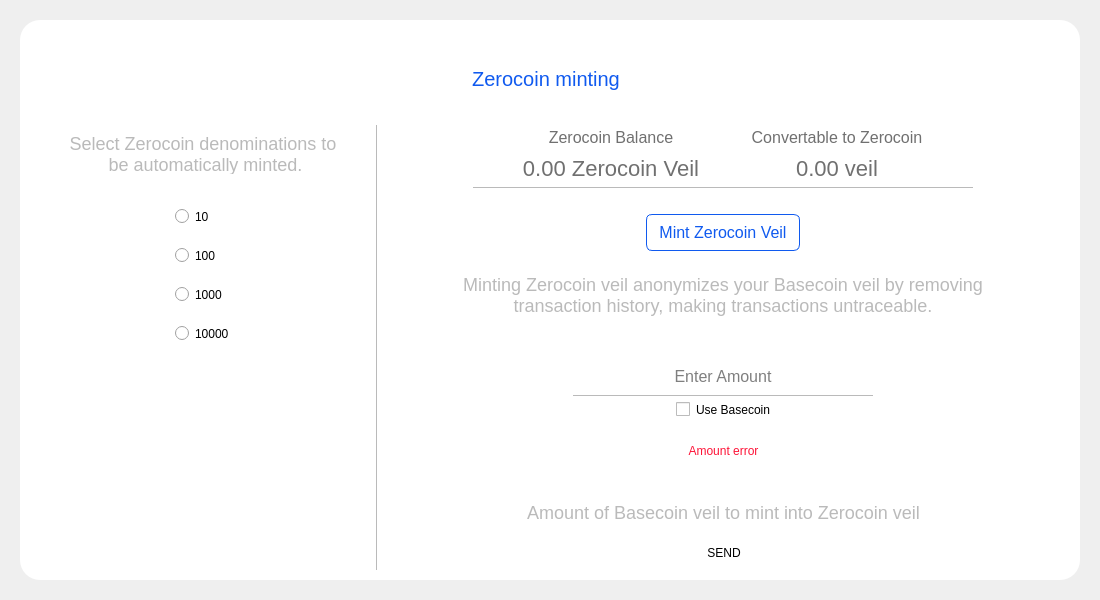
The window that src/qt/veil/forms/settingsminting.ui (Veil-Project/veil) describes before a commit, drawn with Qt 5.
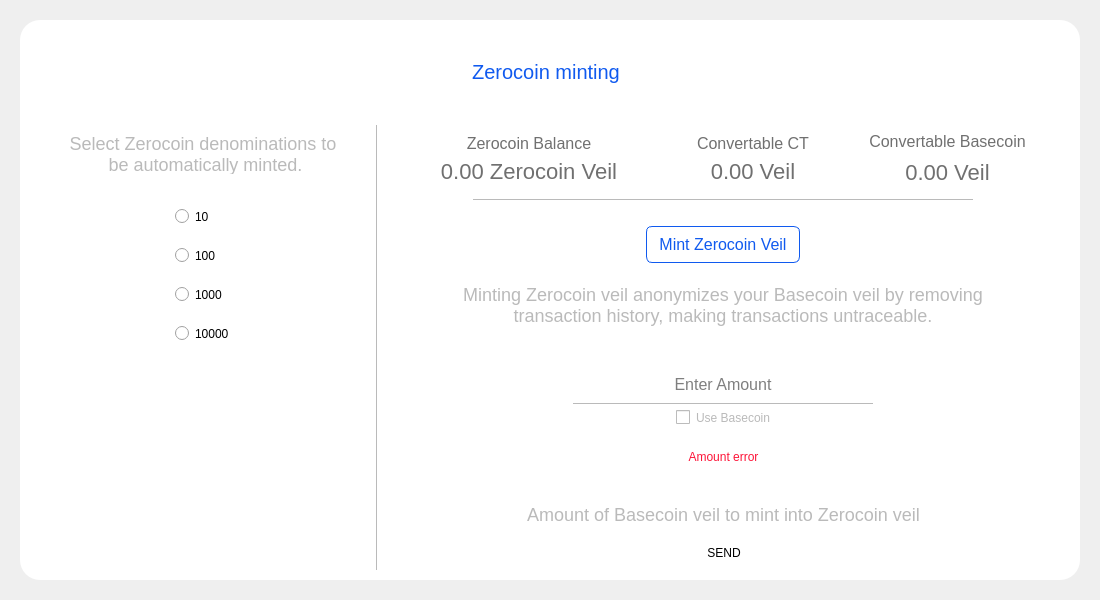
The same window after the commit. Icons and pictures are not drawn.

Commit message: settings minting ct and basecoin balances. #118 fix

The edit to the form file:
```diff
--- a/src/qt/veil/forms/settingsminting.ui
+++ b/src/qt/veil/forms/settingsminting.ui
@@ -96,18 +96,21 @@
           </spacer>
          </item>
          <item>
-          <widget class="QGroupBox" name="groupBox">
+          <widget class="QFrame" name="frame">
            <property name="styleSheet">
             <string notr="true">#groupBox {
   border:0;
 }</string>
            </property>
-           <property name="title">
-            <string/>
-           </property>
            <layout class="QHBoxLayout" name="horizontalLayout_2">
-            <item>
+            <item alignment="Qt::AlignHCenter|Qt::AlignVCenter">
              <widget class="QPushButton" name="btnAuto">
+              <property name="minimumSize">
+               <size>
+                <width>0</width>
+                <height>50</height>
+               </size>
+              </property>
               <property name="focusPolicy">
                <enum>Qt::NoFocus</enum>
               </property>
@@ -118,7 +121,7 @@
     font-weight:light;
     background-color:transparent;
     border:0;
-    padding:10px 0px 10px 24px;
+    padding:0px 0px 10px 24px;
     background-image: none ;
     background-repeat:no-repeat;
     background-position: center bottom;
@@ -409,8 +412,27 @@
              <number>0</number>
             </property>
             <item>
-             <layout class="QHBoxLayout" name="horizontalLayout">
-              <item>
+             <widget class="QFrame" name="">
+              <property name="styleSheet">
+               <string notr="true">border:none;</string>
+              </property>
+              <layout class="QGridLayout" name="gridLayout">
+               <property name="leftMargin">
+                <number>0</number>
+               </property>
+               <property name="topMargin">
+                <number>0</number>
+               </property>
+               <property name="rightMargin">
+                <number>0</number>
+               </property>
+               <property name="bottomMargin">
+                <number>0</number>
+               </property>
+               <property name="verticalSpacing">
+                <number>0</number>
+               </property>
+               <item row="0" column="0">
                <spacer name="horizontalSpacer_7">
                 <property name="orientation">
                  <enum>Qt::Horizontal</enum>
@@ -423,10 +445,17 @@
                 </property>
                </spacer>
               </item>
-              <item>
+               <item row="0" column="1">
+                <widget class="QFrame" name="">
                <layout class="QVBoxLayout" name="verticalLayout_5">
                 <item>
                  <widget class="QLabel" name="label_4">
+                    <property name="sizePolicy">
+                     <sizepolicy hsizetype="Preferred" vsizetype="Fixed">
+                      <horstretch>0</horstretch>
+                      <verstretch>0</verstretch>
+                     </sizepolicy>
+                    </property>
                   <property name="minimumSize">
                    <size>
                     <width>200</width>
@@ -435,7 +464,7 @@
                   </property>
                   <property name="maximumSize">
                    <size>
-                    <width>200</width>
+                      <width>300</width>
                     <height>16777215</height>
                    </size>
                   </property>
@@ -453,6 +482,12 @@
                 </item>
                 <item>
                  <widget class="QLabel" name="labelZVeilBalance">
+                    <property name="sizePolicy">
+                     <sizepolicy hsizetype="Preferred" vsizetype="Fixed">
+                      <horstretch>0</horstretch>
+                      <verstretch>0</verstretch>
+                     </sizepolicy>
+                    </property>
                   <property name="styleSheet">
                    <string notr="true">color:#707070;
 font-size:22px;</string>
@@ -466,27 +501,19 @@
                  </widget>
                 </item>
                </layout>
-              </item>
-              <item>
-               <spacer name="horizontalSpacer_8">
-                <property name="orientation">
-                 <enum>Qt::Horizontal</enum>
-                </property>
-                <property name="sizeType">
-                 <enum>QSizePolicy::Minimum</enum>
-                </property>
-                <property name="sizeHint" stdset="0">
-                 <size>
-                  <width>20</width>
-                  <height>20</height>
-                 </size>
-                </property>
-               </spacer>
-              </item>
-              <item>
+                </widget>
+               </item>
+               <item row="0" column="2">
+                <widget class="QFrame" name="">
                <layout class="QVBoxLayout" name="verticalLayout_6">
                 <item>
                  <widget class="QLabel" name="label_6">
+                    <property name="sizePolicy">
+                     <sizepolicy hsizetype="Preferred" vsizetype="Fixed">
+                      <horstretch>0</horstretch>
+                      <verstretch>0</verstretch>
+                     </sizepolicy>
+                    </property>
                   <property name="minimumSize">
                    <size>
                     <width>200</width>
@@ -495,7 +522,7 @@
                   </property>
                   <property name="maximumSize">
                    <size>
-                    <width>200</width>
+                      <width>300</width>
                     <height>16777215</height>
                    </size>
                   </property>
@@ -504,7 +531,7 @@
 font-size:16px;</string>
                   </property>
                   <property name="text">
-                   <string>Convertable to Zerocoin</string>
+                     <string>Convertable CT</string>
                   </property>
                   <property name="alignment">
                    <set>Qt::AlignCenter</set>
@@ -512,13 +539,19 @@
                  </widget>
                 </item>
                 <item>
-                 <widget class="QLabel" name="labelConvertable">
+                   <widget class="QLabel" name="labelConvertableCt">
+                    <property name="sizePolicy">
+                     <sizepolicy hsizetype="Preferred" vsizetype="Fixed">
+                      <horstretch>0</horstretch>
+                      <verstretch>0</verstretch>
+                     </sizepolicy>
+                    </property>
                   <property name="styleSheet">
                    <string notr="true">color:#707070;
 font-size:22px;</string>
                   </property>
                   <property name="text">
-                   <string>0.00 veil</string>
+                     <string>0.00 Veil</string>
                   </property>
                   <property name="alignment">
                    <set>Qt::AlignCenter</set>
@@ -526,8 +559,81 @@
                  </widget>
                 </item>
                </layout>
-              </item>
+                </widget>
+               </item>
+               <item row="0" column="3">
+                <widget class="QFrame" name="frame_4">
+                 <layout class="QVBoxLayout" name="verticalLayout_8">
+                  <property name="leftMargin">
+                   <number>1</number>
+                  </property>
+                  <property name="topMargin">
+                   <number>1</number>
+                  </property>
+                  <property name="rightMargin">
+                   <number>1</number>
+                  </property>
+                  <property name="bottomMargin">
+                   <number>1</number>
+                  </property>
               <item>
+                   <widget class="QLabel" name="label_7">
+                    <property name="sizePolicy">
+                     <sizepolicy hsizetype="Preferred" vsizetype="Fixed">
+                      <horstretch>0</horstretch>
+                      <verstretch>0</verstretch>
+                     </sizepolicy>
+                    </property>
+                    <property name="minimumSize">
+                     <size>
+                      <width>0</width>
+                      <height>0</height>
+                     </size>
+                    </property>
+                    <property name="maximumSize">
+                     <size>
+                      <width>16777215</width>
+                      <height>16777215</height>
+                     </size>
+                    </property>
+                    <property name="styleSheet">
+                     <string notr="true">color:#707070;
+font-size:16px;
+padding-top:3px;</string>
+                    </property>
+                    <property name="text">
+                     <string>Convertable Basecoin</string>
+                    </property>
+                    <property name="alignment">
+                     <set>Qt::AlignCenter</set>
+                    </property>
+                   </widget>
+                  </item>
+                  <item>
+                   <widget class="QLabel" name="labelConvertableBasecoin">
+                    <property name="sizePolicy">
+                     <sizepolicy hsizetype="Preferred" vsizetype="Fixed">
+                      <horstretch>0</horstretch>
+                      <verstretch>0</verstretch>
+                     </sizepolicy>
+                    </property>
+                    <property name="styleSheet">
+                     <string notr="true">color:#707070;
+font-size:22px;
+padding-bottom:3px;</string>
+                    </property>
+                    <property name="text">
+                     <string>0.00 Veil</string>
+                    </property>
+                    <property name="alignment">
+                     <set>Qt::AlignCenter</set>
+                    </property>
+                   </widget>
+                  </item>
+                 </layout>
+                </widget>
+               </item>
+               <item row="0" column="4">
                <spacer name="horizontalSpacer_9">
                 <property name="orientation">
                  <enum>Qt::Horizontal</enum>
@@ -541,6 +647,7 @@
                </spacer>
               </item>
              </layout>
+             </widget>
             </item>
             <item alignment="Qt::AlignHCenter">
              <widget class="QLabel" name="label_3">
@@ -716,6 +823,9 @@
               <property name="enabled">
                <bool>true</bool>
               </property>
+              <property name="styleSheet">
+               <string notr="true">color:#bababa;</string>
+              </property>
               <property name="text">
                <string>Use Basecoin</string>
               </property>
```
Left out of the diff: 6 changed lines with no effect on the pictures. Lines whose indentation alone changed are shown as unchanged. The commit also changes 1 other file.
